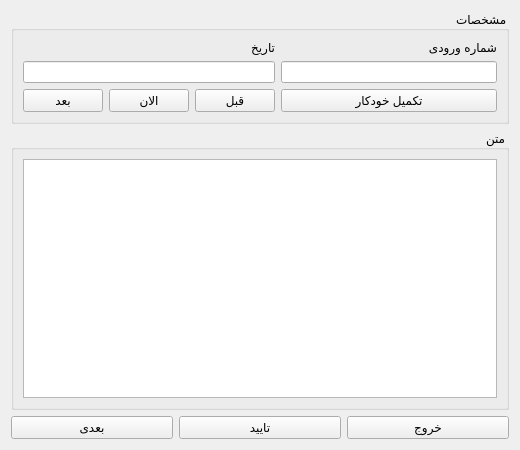
First picture: the form in C++ QT/writeform.ui, repository mohalisad/MPD, before the edit.
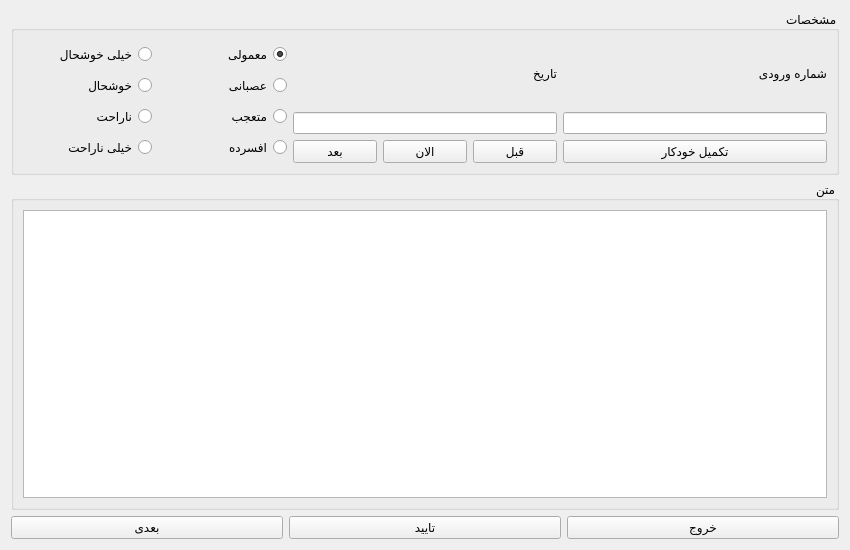
Second picture: the form after the edit.

```diff
--- a/C++ QT/writeform.ui
+++ b/C++ QT/writeform.ui
@@ -6,8 +6,8 @@
    <rect>
     <x>0</x>
     <y>0</y>
-    <width>520</width>
-    <height>450</height>
+    <width>850</width>
+    <height>550</height>
    </rect>
   </property>
   <property name="windowTitle">
@@ -16,7 +16,7 @@
   <property name="layoutDirection">
    <enum>Qt::RightToLeft</enum>
   </property>
-  <layout class="QVBoxLayout" name="verticalLayout" stretch="1,3,0">
+  <layout class="QVBoxLayout" name="verticalLayout" stretch="1,2,0">
    <item>
     <widget class="QGroupBox" name="groupBox">
      <property name="layoutDirection">
@@ -89,6 +89,77 @@
         </item>
        </layout>
       </item>
+      <item>
+       <layout class="QHBoxLayout" name="horizontalLayout_5" stretch="1,1">
+        <item>
+         <layout class="QVBoxLayout" name="verticalLayout_5">
+          <item>
+           <widget class="QRadioButton" name="sadeRadio">
+            <property name="text">
+             <string>معمولی</string>
+            </property>
+            <property name="checked">
+             <bool>true</bool>
+            </property>
+           </widget>
+          </item>
+          <item>
+           <widget class="QRadioButton" name="asabiRadio">
+            <property name="text">
+             <string>عصبانی</string>
+            </property>
+           </widget>
+          </item>
+          <item>
+           <widget class="QRadioButton" name="tajobRadio">
+            <property name="text">
+             <string>متعجب</string>
+            </property>
+           </widget>
+          </item>
+          <item>
+           <widget class="QRadioButton" name="afsordeRadio">
+            <property name="text">
+             <string>افسرده</string>
+            </property>
+           </widget>
+          </item>
+         </layout>
+        </item>
+        <item>
+         <layout class="QVBoxLayout" name="verticalLayout_4">
+          <item>
+           <widget class="QRadioButton" name="khkhoshalRadio">
+            <property name="text">
+             <string>خیلی خوشحال</string>
+            </property>
+           </widget>
+          </item>
+          <item>
+           <widget class="QRadioButton" name="khoshalRadio">
+            <property name="text">
+             <string>خوشحال</string>
+            </property>
+           </widget>
+          </item>
+          <item>
+           <widget class="QRadioButton" name="narahatRadio">
+            <property name="text">
+             <string>ناراحت</string>
+            </property>
+           </widget>
+          </item>
+          <item>
+           <widget class="QRadioButton" name="khnarahatRadio">
+            <property name="text">
+             <string>خیلی ناراحت</string>
+            </property>
+           </widget>
+          </item>
+         </layout>
+        </item>
+       </layout>
+      </item>
      </layout>
     </widget>
    </item>
```
Left out of the diff: 2 changed lines with no effect on the pictures.
